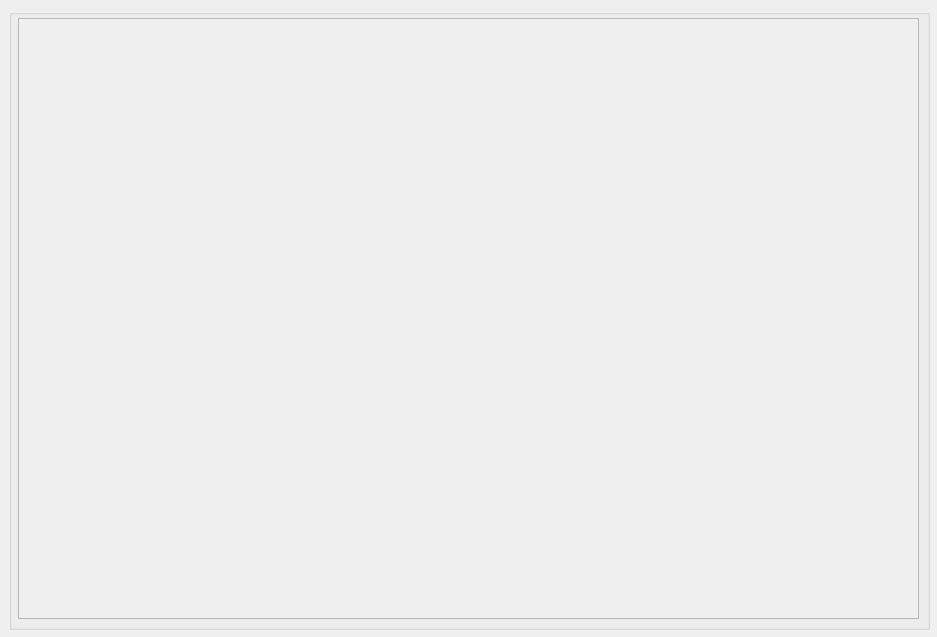
sofinvalery/LMS, file client/Forms/CoursePage/coursepage.ui: the form before one commit.
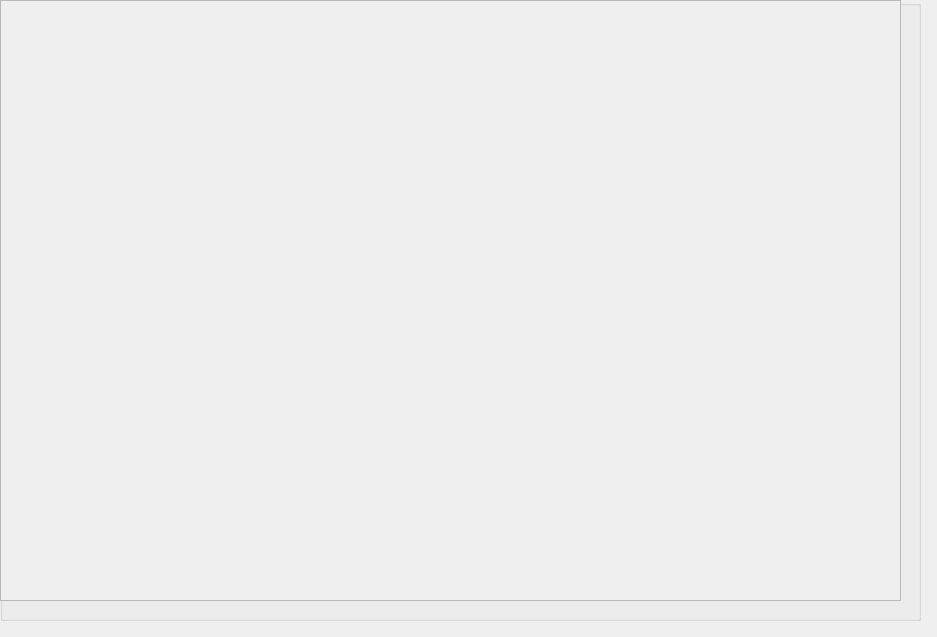
The form after the commit.

Patch:
```diff
--- a/client/Forms/CoursePage/coursepage.ui
+++ b/client/Forms/CoursePage/coursepage.ui
@@ -16,8 +16,8 @@
   <widget class="QGroupBox" name="groupBox">
    <property name="geometry">
     <rect>
-     <x>9</x>
-     <y>9</y>
+     <x>0</x>
+     <y>0</y>
      <width>921</width>
      <height>621</height>
     </rect>
@@ -28,8 +28,8 @@
    <widget class="QScrollArea" name="scrollArea">
     <property name="geometry">
      <rect>
-      <x>9</x>
-      <y>9</y>
+      <x>0</x>
+      <y>0</y>
       <width>901</width>
       <height>601</height>
      </rect>
```
